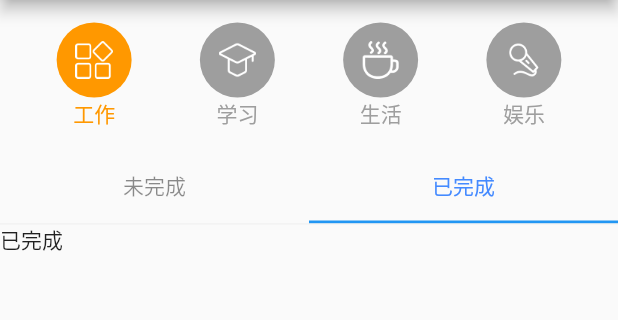
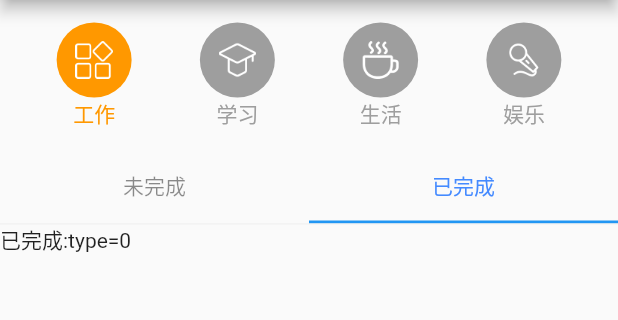
Before and after one commit to weixinzhi003/clover, a Flutter app: the TodoHome screen opened directly, tab 2 chosen, on a phone screen of 412 x 824 dp, the part 84-404 px from its top. Run offline on Flutter 3.47's test engine with Material 2 defaults, Android fonts, the phone set to English and light mode, and no system bars; our stand-ins replace cached_network_image, convert, cookie_jar, dio, event_bus, flutter_swiper; missing offline and left inert: flutter_webview_plugin; generated files the repository leaves out were written again; statements that could not run were skipped.

Commit message:
添加EventBus依赖，解决todoHome跟todoList的事件通信问题

```diff
--- /dev/null
+++ b/lib/event/customer_event.dart
@@ -0,0 +1,9 @@
+import 'package:event_bus/event_bus.dart';
+
+EventBus eventBus = new EventBus();
+
+class OnTodoTypeChangedEvent{
+  int todoType;
+
+  OnTodoTypeChangedEvent(this.todoType);
+}
--- a/lib/page/user/todo/todo_finished_list.dart
+++ b/lib/page/user/todo/todo_finished_list.dart
@@ -1,25 +1,50 @@
+import 'package:clover/net/dio_util.dart';
 import 'package:flutter/material.dart';
+import 'package:clover/event/customer_event.dart';
+
 
 class TodoFinishedList extends StatefulWidget {
 
   int type;
-  ValueChanged<int> onTypeChanged;
+
+  TodoFinishedList(this.type);
 
   @override
   _TodoFinishedListState createState() => _TodoFinishedListState();
 }
 
-class _TodoFinishedListState extends State<TodoFinishedList> {
+class _TodoFinishedListState extends State<TodoFinishedList> with AutomaticKeepAliveClientMixin{
+
+  int type = 0;
 
   @override
   void initState() {
     super.initState();
+    type = this.widget.type;
+    eventBus.on<OnTodoTypeChangedEvent>().listen((event){
+      if(mounted){
+        setState(() {
+          type = event.todoType;
+        });
+      }
+    });
   }
 
   @override
   Widget build(BuildContext context) {
     return Container(
-      child: Text('已完成'),
+      child: Text('已完成:type=$type'),
     );
   }
+
+  void queryData() {
+    String url = 'http://www.wanandroid.com/lg/todo/v2/list/$type/json';
+    DioUtil.getInstance().getWanAndroid(
+        url, (json) {
+      print(json);
+    });
+  }
+
+  @override
+  bool get wantKeepAlive => true;
 }
--- a/lib/page/user/todo/todo_home.dart
+++ b/lib/page/user/todo/todo_home.dart
@@ -1,7 +1,10 @@
 import 'package:clover/entity/todo/todo_info.dart';
-import 'package:clover/net/dio_util.dart';
+import 'package:clover/event/customer_event.dart';
+import 'package:clover/page/user/todo/submit_todo_page.dart';
+import 'package:clover/util/router_util.dart';
 import 'package:clover/widget/divider/divider.dart';
 import 'package:flutter/material.dart';
+
 import 'todo_finished_list.dart';
 import 'todo_unfinished_list.dart';
 
@@ -13,8 +16,12 @@ class TodoHome extends StatefulWidget {
 class _TodoHomeState extends State<TodoHome> {
   List<TodoType> todoTypeList = [];
 
-  TodoUnfinishedList unfinishedList = TodoUnfinishedList();
-  TodoFinishedList finishedList = TodoFinishedList();
+  /*static int curTodoType = 0;
+
+  TodoUnfinishedList unfinishedList = TodoUnfinishedList(curTodoType);
+  TodoFinishedList finishedList = TodoFinishedList(curTodoType);*/
+
+  int curTodoType = 0;
 
   @override
   void initState() {
@@ -38,6 +45,25 @@ class _TodoHomeState extends State<TodoHome> {
           title: Text('事项清单'),
           centerTitle: true,
         ),
+        /*body: TodoTypeContext(
+          curTodoType: curTodoType,
+          child: Column(
+            children: <Widget>[
+              buildTodoType(),
+              TabBar(
+                labelColor: Colors.blueAccent,
+                unselectedLabelColor: Colors.black45,
+                tabs: <Widget>[Tab(text: '未完成'), Tab(text: '已完成')],
+              ),
+              LineDivider(),
+              Expanded(
+                child: TabBarView(
+                  children: <Widget>[unfinishedList, finishedList,],
+                ),
+              ),
+            ],
+          ),
+        ),*/
         body: Column(
           children: <Widget>[
             buildTodoType(),
@@ -49,7 +75,7 @@ class _TodoHomeState extends State<TodoHome> {
             LineDivider(),
             Expanded(
               child: TabBarView(
-                children: <Widget>[unfinishedList, finishedList,],
+                children: <Widget>[TodoUnfinishedList(curTodoType), TodoFinishedList(curTodoType),],
               ),
             ),
           ],
@@ -57,20 +83,11 @@ class _TodoHomeState extends State<TodoHome> {
         floatingActionButton: FloatingActionButton(
             child: Icon(Icons.add),
             onPressed: () {
-              queryData();
+              RouterUtil.openRouter(context, SubmitTodoPage());
             }),
       ),
     );
   }
-
-  void queryData() {
-    DioUtil.getInstance().getWanAndroid(
-        'http://www.wanandroid.com/lg/todo/v2/list/1/json', (json) {
-      print(json);
-    });
-  }
-
-  int curTodoType = 0;
 
   Widget buildTodoType() {
     return Padding(
@@ -119,7 +136,28 @@ class _TodoHomeState extends State<TodoHome> {
   void onTypeTap(TodoType todoType){
     setState(() {
       curTodoType = todoType.type;
-      finishedList.onTypeChanged
+      eventBus.fire(OnTodoTypeChangedEvent(curTodoType));
     });
   }
 }
+
+class TodoTypeContext extends InheritedWidget{
+
+  int curTodoType;
+
+  TodoTypeContext({
+    Key key,
+    this.curTodoType,
+    @required Widget child,
+  }) : super(key: key, child: child);
+
+  static TodoTypeContext of(BuildContext context) {
+    return context.inheritFromWidgetOfExactType(TodoTypeContext);
+  }
+
+  @override
+  bool updateShouldNotify(TodoTypeContext oldWidget) {
+    return curTodoType != oldWidget.curTodoType;
+  }
+
+}
--- a/lib/page/user/todo/todo_unfinished_list.dart
+++ b/lib/page/user/todo/todo_unfinished_list.dart
@@ -1,32 +1,42 @@
+import 'package:clover/page/user/todo/todo_home.dart';
 import 'package:flutter/material.dart';
+import 'package:clover/event/customer_event.dart';
 
 class TodoUnfinishedList extends StatefulWidget {
+
+  int type;
+
+  TodoUnfinishedList(this.type);
 
   @override
   _TodoUnfinishedListState createState() => _TodoUnfinishedListState();
 }
 
-class _TodoUnfinishedListState extends State<TodoUnfinishedList> {
+class _TodoUnfinishedListState extends State<TodoUnfinishedList> with AutomaticKeepAliveClientMixin{
 
-  var callback;
-  int type;
+  int type = 0;
 
   @override
   void initState() {
     super.initState();
-
+    this.type = this.widget.type;
+    eventBus.on<OnTodoTypeChangedEvent>().listen((event){
+      if(mounted){
+        setState(() {
+          type = event.todoType;
+        });
+      }
+    });
   }
 
   @override
   Widget build(BuildContext context) {
+//    type = TodoTypeContext.of(context).curTodoType;
     return Container(
-      child: Text('未完成:type$type'),
+      child: Text('未完成:type=$type'),
     );
   }
 
-  void onTypeChanged(int type){
-    setState(() {
-      this.type = type;
-    });
-  }
+  @override
+  bool get wantKeepAlive => true;
 }
--- a/pubspec.yaml
+++ b/pubspec.yaml
@@ -27,6 +27,7 @@ dependencies:
   carousel_slider: ^1.0.1 #轮播图
   photo: ^0.1.11 #相册选取
   flutter_swiper : ^1.1.4 #轮播
+  event_bus: ^1.0.3 #事件总线
 
 dev_dependencies:
   flutter_test:
```
Also changed, not shown: lib/page/main/me.dart (+14 -0 lines), 4 other files.
